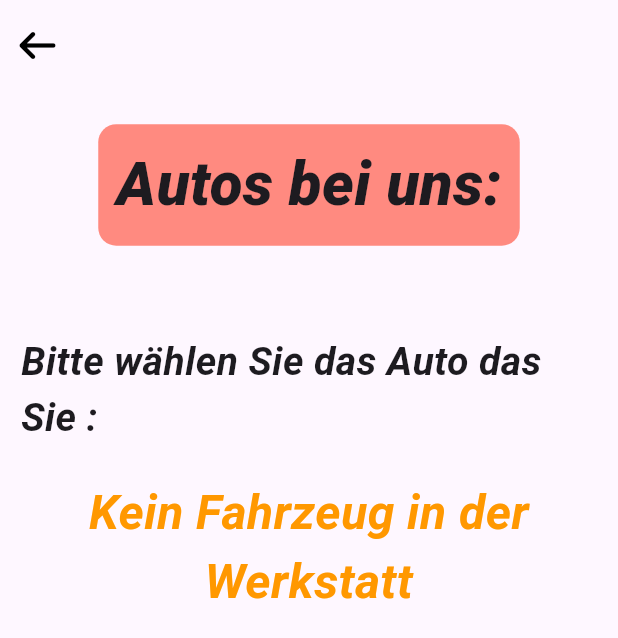
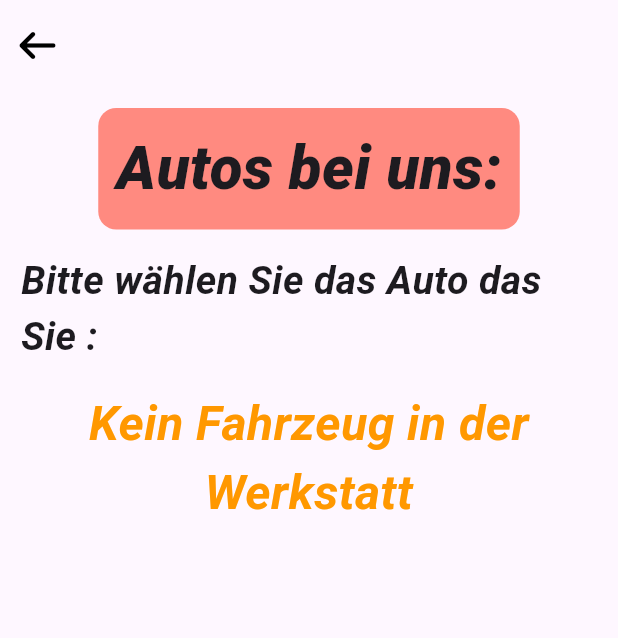
Before and after one commit to Zalanx/carstatus_app, a Flutter app: the CustomerViewPage screen opened directly, on a phone screen of 412 x 824 dp. Shown: the top 638 px of the screen. Run offline on Flutter 3.47's test engine with Material 3 defaults, Android fonts, the phone set to English and light mode, and no system bars; our stand-ins replace chopper, font_awesome_flutter, get, lottie; accounts and stored records are empty; generated files the repository leaves out were written again.

Commit message:
handy funktioniert andere url vorischt

```diff
--- a/lib/pages/Customer View/CustomerCarView.dart
+++ b/lib/pages/Customer View/CustomerCarView.dart
@@ -26,9 +26,8 @@ Widget _pageBody(BuildContext context, TicketDto ticket) {
     else if (ticket.carStatus?.value == "InBearbeitung"){carStatusText = "wird gerade bearbeitet";}
     else if (ticket.carStatus?.value == "Abholbereit"){carStatusText = "Dein Auto ist fertig und kann abgeholt werden";}
   return SafeArea(
-    child: SizedBox(
-      height: MediaQuery.sizeOf(context).height,
-      width: MediaQuery.sizeOf(context).width,
+    child: SingleChildScrollView(
+      child: Expanded(
         child: Column(
           mainAxisAlignment: MainAxisAlignment.start,
           children: [
@@ -47,7 +46,7 @@ Widget _pageBody(BuildContext context, TicketDto ticket) {
               size: 32,
               fontWeight: FontWeight.w900,
             ),
-          const SizedBox(height: 48),
+            const SizedBox(height: 16),
             CsContainer(
               height: 250,
               width: 350,
@@ -69,7 +68,9 @@ Widget _pageBody(BuildContext context, TicketDto ticket) {
                 ],
               ),
             ),
+            const SizedBox(height: 16),
           ],
+        ),
       ),
     ),
   );
--- a/lib/pages/Customer View/CustomerView.dart
+++ b/lib/pages/Customer View/CustomerView.dart
@@ -22,9 +22,6 @@ class CustomerViewPage extends StatelessWidget {
   Widget _pageBody(BuildContext context) {
     Customerviewcontroller controller = Get.find();
     return SafeArea(
-      child: SizedBox(
-        height: MediaQuery.sizeOf(context).height,
-        width: MediaQuery.sizeOf(context).width,
       child: Column(
         mainAxisAlignment: MainAxisAlignment.spaceAround,
         children: [
@@ -45,51 +42,41 @@ class CustomerViewPage extends StatelessWidget {
             size: 26,
             fontWeight: FontWeight.w700,
           ),
-            SizedBox(
-              height: MediaQuery.sizeOf(context).width * 1.2,
-              width: MediaQuery.sizeOf(context).width,
-              child: Scrollbar(
-                thickness: 5,
-                thumbVisibility: true,
-                child: SingleChildScrollView(
-                  child: Column(
-                    children:
+          Expanded(
+            child: ListView.builder(
+              itemCount:
                   controller.customerTickets.isEmpty
-                            ? [
-                              SizedBox(
-                                height: 100,
-                                width: MediaQuery.sizeOf(context).width * 0.8,
+                      ? 1
+                      : controller.customerTickets.length,
+              itemBuilder: (context, index) {
+                if (controller.customerTickets.isEmpty) {
+                  return Padding(
+                    padding: const EdgeInsets.all(16.0),
                     child: CsText(
                       text: "Kein Fahrzeug in der Werkstatt",
                       size: 32,
                       textAlign: TextAlign.center,
                       color: Colors.orange,
                     ),
-                              ),
-                            ]
-                            : controller.customerTickets
-                                .map(
-                                  (ticket) =>
-                                      _ticketCard(ticket, context),
-                                )
-                                .toList(),
-                  ),
-                ),
+                  );
+                } else {
+                  return _ticketCard(
+                    controller.customerTickets[index],
+                    context,
+                  );
+                }
+              },
             ),
           ),
         ],
-        ),
       ),
     );
   }
 }
 
-Widget _ticketCard(
-  TicketDto ticket,
-  BuildContext context,
-) {
+Widget _ticketCard(TicketDto ticket, BuildContext context) {
   return GestureDetector(
-    onTap: () => Get.to(() => CustomerCarView(ticket: ticket,)),
+    onTap: () => Get.to(() => CustomerCarView(ticket: ticket)),
     child: Container(
       width: 220,
       margin: const EdgeInsets.only(bottom: 12),
--- a/lib/pages/Ticket list/TicketListPage.dart
+++ b/lib/pages/Ticket list/TicketListPage.dart
@@ -23,7 +23,8 @@ class TicketListView extends StatelessWidget {
 
 Widget _pageBody(BuildContext context) {
   Ticketlistcontroller controller = Get.find<Ticketlistcontroller>();
-  return SizedBox(
+  return SafeArea(
+    child: SizedBox(
       height: MediaQuery.sizeOf(context).height,
       width: MediaQuery.sizeOf(context).width,
       child: Column(
@@ -44,7 +45,7 @@ Widget _pageBody(BuildContext context) {
             ),
           ),
           Container(
-          height: MediaQuery.sizeOf(context).height * 0.7,
+            height: MediaQuery.sizeOf(context).height * 0.65,
             decoration: BoxDecoration(
               border: Border.all(color: Colors.black, width: 2),
               borderRadius: BorderRadius.circular(12),
@@ -62,6 +63,7 @@ Widget _pageBody(BuildContext context) {
             ),
           ),
         ],
+      ),
     ),
   );
 }
--- a/lib/swagger/output/CarStatusApi.enums.swagger.dart
+++ b/lib/swagger/output/CarStatusApi.enums.swagger.dart
@@ -1,5 +1,4 @@
 import 'package:json_annotation/json_annotation.dart';
-import 'package:collection/collection.dart';
 
 enum CarStatusEnum {
   @JsonValue(null)
--- a/lib/swagger/output/CarStatusApi.swagger.dart
+++ b/lib/swagger/output/CarStatusApi.swagger.dart
@@ -1,7 +1,6 @@
 // ignore_for_file: type=lint
 
 import 'package:json_annotation/json_annotation.dart';
-import 'package:json_annotation/json_annotation.dart' as json;
 import 'package:collection/collection.dart';
 import 'dart:convert';
 
@@ -10,7 +9,6 @@ import 'package:chopper/chopper.dart';
 import 'client_mapping.dart';
 import 'dart:async';
 import 'package:http/http.dart' as http;
-import 'package:http/http.dart' show MultipartFile;
 import 'package:chopper/chopper.dart' as chopper;
 import 'CarStatusApi.enums.swagger.dart' as enums;
 export 'CarStatusApi.enums.swagger.dart';
@@ -44,7 +42,7 @@ abstract class CarStatusApi extends ChopperService {
       client: httpClient,
       authenticator: authenticator,
       errorConverter: errorConverter,
-      baseUrl: baseUrl ?? Uri.parse('http://10.0.2.2:5276'),
+      baseUrl: baseUrl ?? Uri.parse('http://10.10.24.76:5276'),
     );
     return _$CarStatusApi(newClient);
   }
```
Also changed, not shown: 1 other file. Lines whose indentation alone changed are shown as unchanged.
